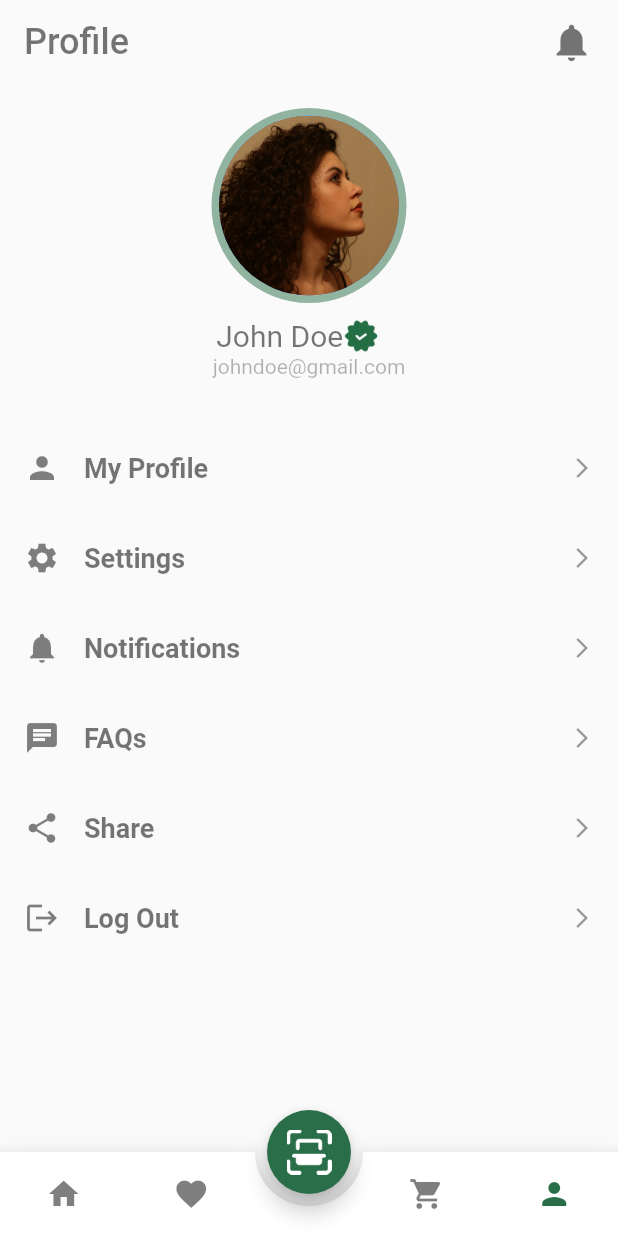
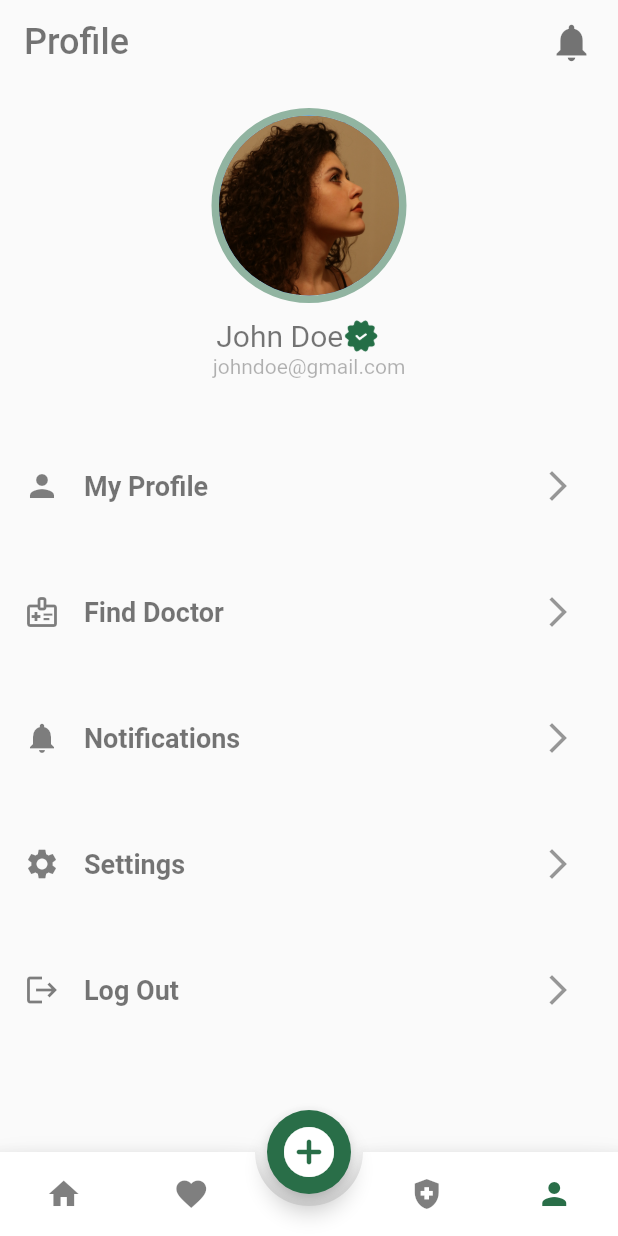
Before and after one commit to Aswin-S25/plants, a Flutter app: the RootPage screen opened directly, item 4 of the bottom bar chosen, on a phone screen of 412 x 824 dp. Run offline on Flutter 3.47's test engine with Material 2 defaults, Android fonts, the phone set to English and light mode, and no system bars; drawn by our look-alikes of animated_bottom_navigation_bar; our stand-ins replace cloud_firestore, firebase_auth, firebase_core, firebase_storage, image_picker, page_transition; accounts and stored records are empty; network calls fail.

Commit message:
Some modification in the UI/Bottom Navigation & Profile page updated

```diff
--- a/lib/main.dart
+++ b/lib/main.dart
@@ -7,6 +7,8 @@ import 'package:plant/ui/onboarding_screen.dart';
 import 'package:plant/ui/root_page.dart';
 import 'package:plant/ui/screens/chat_screen.dart';
 import 'package:plant/ui/screens/doctor_list.dart';
+import 'package:plant/ui/screens/home_page.dart';
+import 'package:plant/ui/screens/signin_page.dart';
 
 void main() async {
   WidgetsFlutterBinding.ensureInitialized();
@@ -31,11 +33,11 @@ class MyApp extends StatelessWidget {
             if (snapshot.hasData && snapshot.data != null) {
               // User is signed in
               log('User is signed in!');
-              return DoctorListScreen();
+              return RootPage();
             } else {
               // User is signed out
               log('User is currently signed out!');
-              return  DoctorListScreen();
+              return  SignIn();
             }
           }
         },
--- a/lib/ui/root_page.dart
+++ b/lib/ui/root_page.dart
@@ -1,10 +1,10 @@
-
 import 'package:animated_bottom_navigation_bar/animated_bottom_navigation_bar.dart';
 import 'package:flutter/material.dart';
 
 import 'package:page_transition/page_transition.dart';
 import 'package:plant/constants.dart';
 import 'package:plant/models/plants.dart';
+import 'package:plant/ui/disease_detection.dart';
 import 'package:plant/ui/scan_page.dart';
 import 'package:plant/ui/screens/cart_page.dart';
 import 'package:plant/ui/screens/favorite_page.dart';
@@ -25,11 +25,13 @@ class _RootPageState extends State<RootPage> {
   int _bottomNavIndex = 0;
 
   //List of the pages
-  List<Widget> _widgetOptions(){
+  List<Widget> _widgetOptions() {
     return [
       const HomePage(),
-      FavoritePage(favoritedPlants: favorites,),
-      CartPage(addedToCartPlants: myCart,),
+      FavoritePage(
+        favoritedPlants: favorites,
+      ),
+      SymptomSelectionScreen(),
       const ProfilePage(),
     ];
   }
@@ -38,7 +40,7 @@ class _RootPageState extends State<RootPage> {
   List<IconData> iconList = [
     Icons.home,
     Icons.favorite,
-    Icons.shopping_cart,
+    Icons.health_and_safety,
     Icons.person,
   ];
 
@@ -46,7 +48,7 @@ class _RootPageState extends State<RootPage> {
   List<String> titleList = [
     'Home',
     'Favorite',
-    'Cart',
+    'Plant Disease Detection',
     'Profile',
   ];
 
@@ -57,12 +59,19 @@ class _RootPageState extends State<RootPage> {
         title: Row(
           mainAxisAlignment: MainAxisAlignment.spaceBetween,
           children: [
-            Text(titleList[_bottomNavIndex], style: TextStyle(
+            Text(
+              titleList[_bottomNavIndex],
+              style: TextStyle(
                 color: Constants.blackColor,
                 fontWeight: FontWeight.w500,
                 fontSize: 24,
-            ),),
-            Icon(Icons.notifications, color: Constants.blackColor, size: 30.0,)
+              ),
+            ),
+            Icon(
+              Icons.notifications,
+              color: Constants.blackColor,
+              size: 30.0,
+            )
           ],
         ),
         backgroundColor: Theme.of(context).scaffoldBackgroundColor,
@@ -73,10 +82,18 @@ class _RootPageState extends State<RootPage> {
         children: _widgetOptions(),
       ),
       floatingActionButton: FloatingActionButton(
-        onPressed: (){
-          Navigator.push(context, PageTransition(child: const AddPlant(), type: PageTransitionType.bottomToTop));
+        onPressed: () {
+          Navigator.push(
+              context,
+              PageTransition(
+                  child: const AddPlant(),
+                  type: PageTransitionType.bottomToTop));
         },
-        child: Image.asset('assets/images/code-scan-two.png', height: 30.0,),
+        child: Icon(
+          Icons.add_circle_rounded,
+          color: Colors.white,
+          size: 40,
+        ),
         backgroundColor: Constants.primaryColor,
       ),
       floatingActionButtonLocation: FloatingActionButtonLocation.centerDocked,
@@ -88,7 +105,7 @@ class _RootPageState extends State<RootPage> {
           activeIndex: _bottomNavIndex,
           gapLocation: GapLocation.center,
           notchSmoothness: NotchSmoothness.softEdge,
-        onTap: (index){
+          onTap: (index) {
             setState(() {
               _bottomNavIndex = index;
               final List<Plant> favoritedPlants = Plant.getFavoritedPlants();
@@ -97,8 +114,7 @@ class _RootPageState extends State<RootPage> {
               favorites = favoritedPlants;
               myCart = addedToCartPlants.toSet().toList();
             });
-        }
-      ),
+          }),
     );
   }
 }
--- a/lib/ui/screens/profile_page.dart
+++ b/lib/ui/screens/profile_page.dart
@@ -1,6 +1,7 @@
 import 'package:flutter/material.dart';
 import 'package:plant/constants.dart';
 import 'package:plant/models/plants.dart';
+import 'package:plant/ui/screens/doctor_list.dart';
 import 'package:plant/ui/screens/widgets/plant_widget.dart';
 import 'package:plant/ui/screens/widgets/profile_widget.dart';
 
@@ -63,32 +64,37 @@ class ProfilePage extends StatelessWidget {
               height: 30,
             ),
             SizedBox(
-              height: size.height * .7,
+              // height: size.height * .7,
               width: size.width,
               child: Column(
                 crossAxisAlignment: CrossAxisAlignment.center,
-                children: const [
-                  ProfileWidget(
+                children: [
+                  const ProfileWidget(
                     icon: Icons.person,
                     title: 'My Profile',
                   ),
                   ProfileWidget(
+                    icon: Icons.medical_information_outlined,
+                    title: 'Find Doctor',
+                    route: DoctorListScreen(),
+                  ),
+                  const ProfileWidget(
+                    icon: Icons.notifications,
+                    title: 'Notifications',
+                  ),
+                  const ProfileWidget(
                     icon: Icons.settings,
                     title: 'Settings',
                   ),
-                  ProfileWidget(
-                    icon: Icons.notifications,
-                    title: 'Notifications',
-                  ),
-                  ProfileWidget(
-                    icon: Icons.chat,
-                    title: 'FAQs',
-                  ),
-                  ProfileWidget(
-                    icon: Icons.share,
-                    title: 'Share',
-                  ),
-                  ProfileWidget(
+                  // const ProfileWidget(
+                  //   icon: Icons.chat,
+                  //   title: 'FAQs',
+                  // ),
+                  // const ProfileWidget(
+                  //   icon: Icons.share,
+                  //   title: 'Share',
+                  // ),
+                  const ProfileWidget(
                     icon: Icons.logout,
                     title: 'Log Out',
                   ),
--- a/lib/ui/screens/widgets/profile_widget.dart
+++ b/lib/ui/screens/widgets/profile_widget.dart
@@ -1,4 +1,3 @@
-
 import 'package:flutter/material.dart';
 import 'package:plant/constants.dart';
 import 'package:plant/models/plants.dart';
@@ -7,10 +6,12 @@ import 'package:plant/ui/screens/widgets/plant_widget.dart';
 class ProfileWidget extends StatelessWidget {
   final IconData icon;
   final String title;
+  final Widget? route;
   const ProfileWidget({
     Key? key,
     required this.icon,
     required this.title,
+    this.route,
   }) : super(key: key);
 
   @override
@@ -40,10 +41,17 @@ class ProfileWidget extends StatelessWidget {
               ),
             ],
           ),
-          Icon(
-            Icons.arrow_forward_ios,
+          IconButton(
+            onPressed: () {
+              Navigator.push(context, MaterialPageRoute(builder: (context) {
+                return route!;
+              }));
+            },
+            icon: Icon(
+              Icons.arrow_forward_ios,
+              color: Constants.blackColor.withOpacity(.4),
+            ),
             color: Constants.blackColor.withOpacity(.4),
-            size: 16,
           )
         ],
       ),
--- a/lib/ui/screens/widgets/single_msg.dart
+++ b/lib/ui/screens/widgets/single_msg.dart
@@ -3,7 +3,7 @@ import 'package:flutter/material.dart';
 class SingleMessage extends StatelessWidget {
   final String? message;
   final bool? isMe;
-  const SingleMessage({super.key, required this.message, required this.isMe});
+  const SingleMessage({ required this.message, required this.isMe});
 
   @override
   Widget build(BuildContext context) {
```
Also changed, not shown: lib/ui/disease_detection.dart (+64 -39 lines), lib/ui/screens/chat_screen.dart (+49 -20 lines), lib/ui/screens/doctor_list.dart (+68 -24 lines), lib/ui/screens/home_page.dart (+44 -43 lines), lib/ui/screens/widgets/doctor_card.dart (+15 -6 lines), lib/ui/screens/widgets/plant_widget.dart (+4 -4 lines), pubspec.lock. Lines whose indentation alone changed are shown as unchanged.
